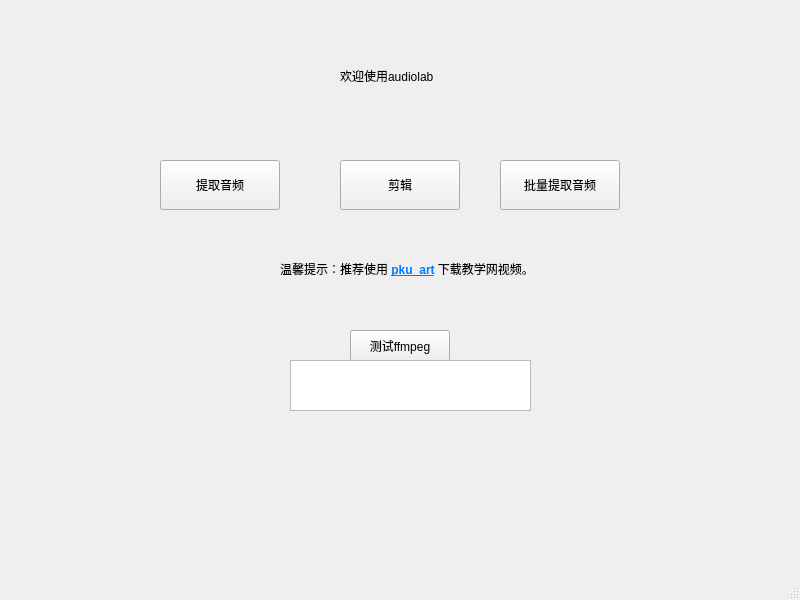
This is mainwindow.ui in xyzlyz/audiolab as Qt 5 draws it before an edit. The edited form follows.
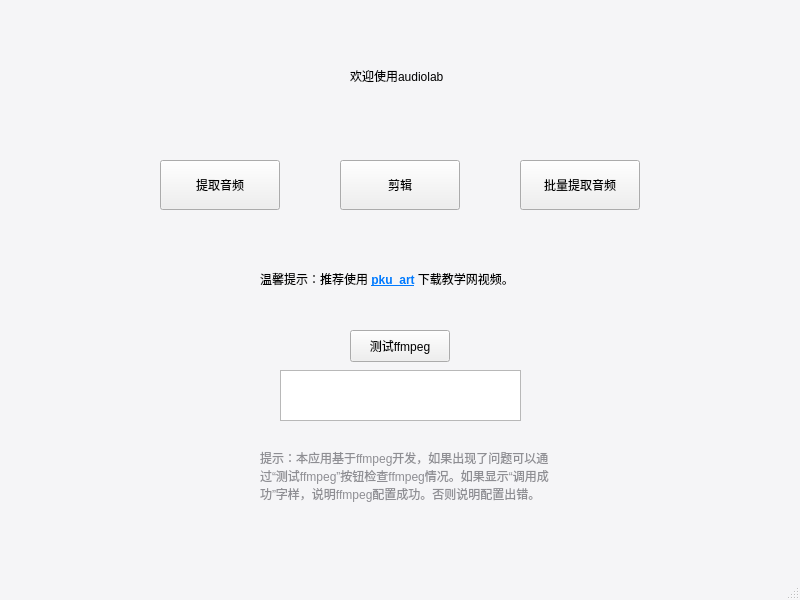
This is the edited form.

```diff
--- a/mainwindow.ui
+++ b/mainwindow.ui
@@ -13,11 +13,16 @@
   <property name="windowTitle">
    <string>MainWindow</string>
   </property>
+  <property name="styleSheet">
+   <string notr="true">#MainWindow {
+    background-color: #F5F5F7;
+}</string>
+  </property>
   <widget class="QWidget" name="centralwidget">
    <widget class="QPushButton" name="To_audioextract">
     <property name="geometry">
      <rect>
-      <x>500</x>
+      <x>520</x>
       <y>160</y>
       <width>120</width>
       <height>50</height>
@@ -30,9 +35,9 @@
    <widget class="QLabel" name="label">
     <property name="geometry">
      <rect>
-      <x>340</x>
+      <x>350</x>
       <y>60</y>
-      <width>171</width>
+      <width>111</width>
       <height>31</height>
      </rect>
     </property>
@@ -56,8 +61,8 @@
    <widget class="QTextBrowser" name="textLog">
     <property name="geometry">
      <rect>
-      <x>290</x>
-      <y>360</y>
+      <x>280</x>
+      <y>370</y>
       <width>241</width>
       <height>51</height>
      </rect>
@@ -92,9 +97,9 @@
    <widget class="QLabel" name="label_2">
     <property name="geometry">
      <rect>
-      <x>280</x>
-      <y>260</y>
-      <width>331</width>
+      <x>260</x>
+      <y>270</y>
+      <width>271</width>
       <height>16</height>
      </rect>
     </property>
@@ -108,6 +113,29 @@
      <set>Qt::TextInteractionFlag::LinksAccessibleByMouse|Qt::TextInteractionFlag::TextSelectableByMouse</set>
     </property>
    </widget>
+   <widget class="QLabel" name="label_3">
+    <property name="geometry">
+     <rect>
+      <x>260</x>
+      <y>440</y>
+      <width>291</width>
+      <height>71</height>
+     </rect>
+    </property>
+    <property name="styleSheet">
+     <string notr="true">
+QLabel#label_3 {
+    color: #8E8E93;
+    font-size: 12px; 
+}</string>
+    </property>
+    <property name="text">
+     <string>提示：本应用基于ffmpeg开发，如果出现了问题可以通过“测试ffmpeg”按钮检查ffmpeg情况。如果显示“调用成功”字样，说明ffmpeg配置成功。否则说明配置出错。</string>
+    </property>
+    <property name="wordWrap">
+     <bool>true</bool>
+    </property>
+   </widget>
   </widget>
   <widget class="QMenuBar" name="menubar">
    <property name="geometry">
```
